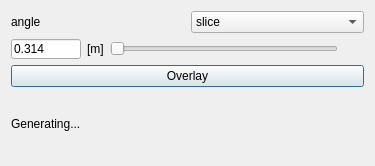
Qt form SciDataTool/GUI/WSliceOperator/WSliceOperator.ui (Eomys/SciDataTool) before a commit.
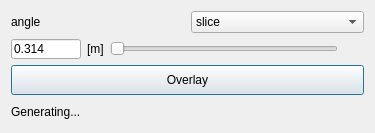
The same form after that commit. Custom widgets are drawn as their Qt base class.

Commit message: [CO] FIxing issues with size of button + scroll area

Patch:
```diff
--- a/SciDataTool/GUI/WSliceOperator/WSliceOperator.ui
+++ b/SciDataTool/GUI/WSliceOperator/WSliceOperator.ui
@@ -7,7 +7,7 @@
     <x>0</x>
     <y>0</y>
     <width>375</width>
-    <height>166</height>
+    <height>133</height>
    </rect>
   </property>
   <property name="windowTitle">
@@ -25,7 +25,7 @@
      <property name="minimumSize">
       <size>
        <width>0</width>
-       <height>20</height>
+       <height>30</height>
       </size>
      </property>
      <property name="text">
```
The commit also changes 3 other files.
